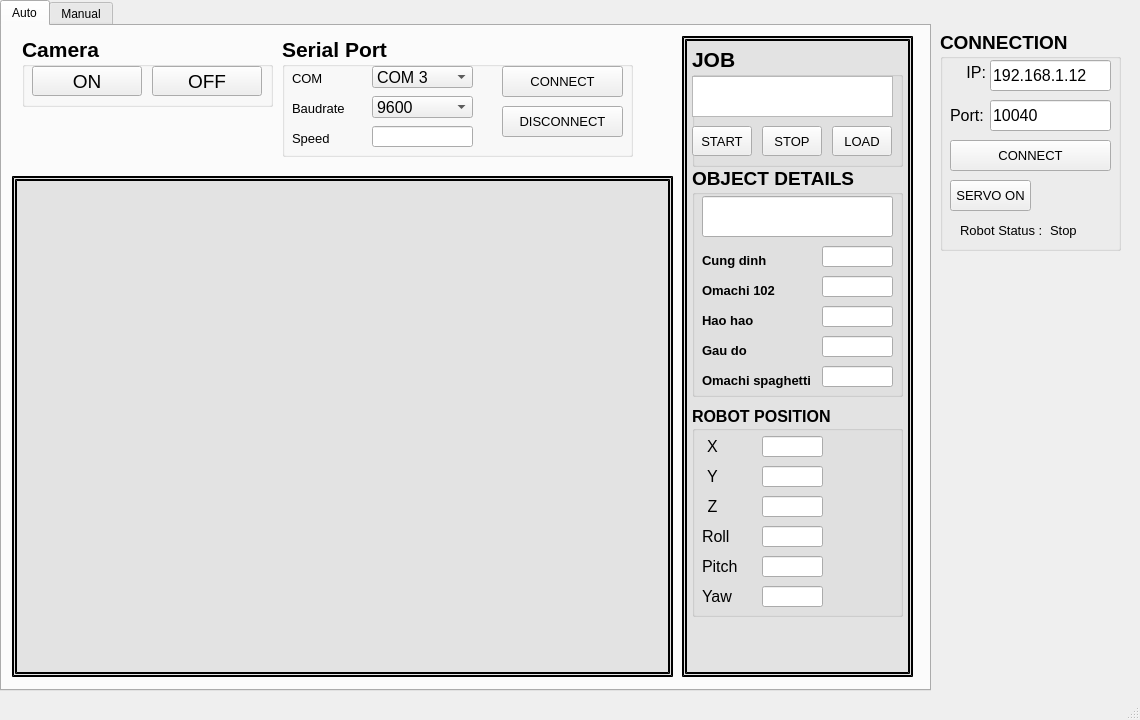
Before: the Qt Designer form mainwindow.ui in HuyAK2108/CodeThesis, drawn with Qt 5.
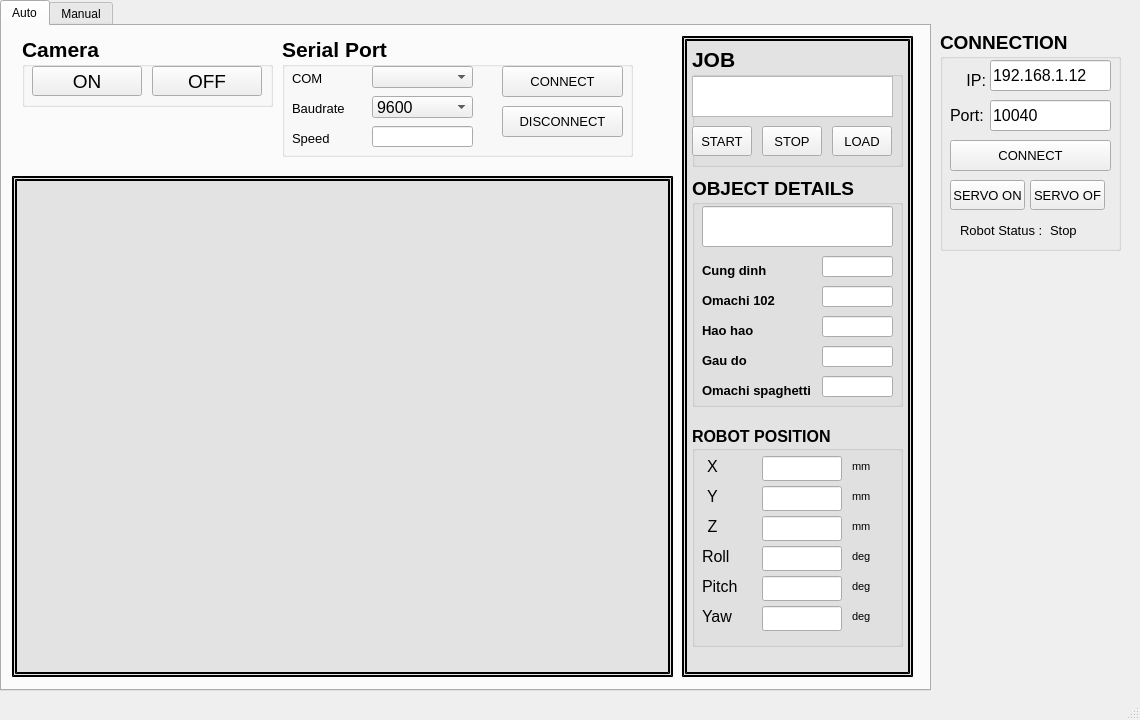
After: the same form once the commit is applied.

What changed in the file:
```diff
--- a/mainwindow.ui
+++ b/mainwindow.ui
@@ -125,21 +125,6 @@
          <bold>false</bold>
         </font>
        </property>
-       <item>
-        <property name="text">
-         <string>COM 3</string>
-        </property>
-       </item>
-       <item>
-        <property name="text">
-         <string>COM 4</string>
-        </property>
-       </item>
-       <item>
-        <property name="text">
-         <string>COM 5</string>
-        </property>
-       </item>
       </widget>
       <widget class="QComboBox" name="Baudrate">
        <property name="geometry">
@@ -239,9 +224,9 @@
       <property name="geometry">
        <rect>
         <x>690</x>
-        <y>380</y>
+        <y>400</y>
         <width>211</width>
-        <height>211</height>
+        <height>221</height>
        </rect>
       </property>
       <property name="font">
@@ -282,20 +267,37 @@
         <rect>
          <x>70</x>
          <y>30</y>
-         <width>61</width>
-         <height>21</height>
+         <width>80</width>
+         <height>25</height>
         </rect>
        </property>
+       <property name="font">
+        <font>
+         <pointsize>10</pointsize>
+         <weight>50</weight>
+         <bold>false</bold>
+        </font>
+       </property>
+       <property name="text">
+        <string/>
+       </property>
       </widget>
       <widget class="QLineEdit" name="txt_Y">
        <property name="geometry">
         <rect>
          <x>70</x>
          <y>60</y>
-         <width>61</width>
-         <height>21</height>
+         <width>80</width>
+         <height>25</height>
         </rect>
        </property>
+       <property name="font">
+        <font>
+         <pointsize>10</pointsize>
+         <weight>50</weight>
+         <bold>false</bold>
+        </font>
+       </property>
       </widget>
       <widget class="QLabel" name="label_Y">
        <property name="geometry">
@@ -348,20 +350,34 @@
         <rect>
          <x>70</x>
          <y>90</y>
-         <width>61</width>
-         <height>21</height>
+         <width>80</width>
+         <height>25</height>
         </rect>
        </property>
+       <property name="font">
+        <font>
+         <pointsize>10</pointsize>
+         <weight>50</weight>
+         <bold>false</bold>
+        </font>
+       </property>
       </widget>
       <widget class="QLineEdit" name="txt_Roll">
        <property name="geometry">
         <rect>
          <x>70</x>
          <y>120</y>
-         <width>61</width>
-         <height>21</height>
+         <width>80</width>
+         <height>25</height>
         </rect>
        </property>
+       <property name="font">
+        <font>
+         <pointsize>10</pointsize>
+         <weight>50</weight>
+         <bold>false</bold>
+        </font>
+       </property>
       </widget>
       <widget class="QLabel" name="label_Z">
        <property name="geometry">
@@ -391,20 +407,34 @@
         <rect>
          <x>70</x>
          <y>180</y>
-         <width>61</width>
-         <height>21</height>
+         <width>80</width>
+         <height>25</height>
         </rect>
        </property>
+       <property name="font">
+        <font>
+         <pointsize>10</pointsize>
+         <weight>50</weight>
+         <bold>false</bold>
+        </font>
+       </property>
       </widget>
       <widget class="QLineEdit" name="txt_Pitch">
        <property name="geometry">
         <rect>
          <x>70</x>
          <y>150</y>
-         <width>61</width>
-         <height>21</height>
+         <width>80</width>
+         <height>25</height>
         </rect>
        </property>
+       <property name="font">
+        <font>
+         <pointsize>10</pointsize>
+         <weight>50</weight>
+         <bold>false</bold>
+        </font>
+       </property>
       </widget>
       <widget class="QLabel" name="label_Pitch">
        <property name="geometry">
@@ -452,6 +482,126 @@
         <set>Qt::AlignLeading|Qt::AlignLeft|Qt::AlignVCenter</set>
        </property>
       </widget>
+      <widget class="QLabel" name="label_120">
+       <property name="geometry">
+        <rect>
+         <x>160</x>
+         <y>30</y>
+         <width>26</width>
+         <height>20</height>
+        </rect>
+       </property>
+       <property name="font">
+        <font>
+         <pointsize>8</pointsize>
+         <weight>50</weight>
+         <bold>false</bold>
+        </font>
+       </property>
+       <property name="text">
+        <string>mm</string>
+       </property>
+      </widget>
+      <widget class="QLabel" name="label_124">
+       <property name="geometry">
+        <rect>
+         <x>160</x>
+         <y>60</y>
+         <width>26</width>
+         <height>20</height>
+        </rect>
+       </property>
+       <property name="font">
+        <font>
+         <pointsize>8</pointsize>
+         <weight>50</weight>
+         <bold>false</bold>
+        </font>
+       </property>
+       <property name="text">
+        <string>mm</string>
+       </property>
+      </widget>
+      <widget class="QLabel" name="label_125">
+       <property name="geometry">
+        <rect>
+         <x>160</x>
+         <y>90</y>
+         <width>26</width>
+         <height>20</height>
+        </rect>
+       </property>
+       <property name="font">
+        <font>
+         <pointsize>8</pointsize>
+         <weight>50</weight>
+         <bold>false</bold>
+        </font>
+       </property>
+       <property name="text">
+        <string>mm</string>
+       </property>
+      </widget>
+      <widget class="QLabel" name="label_126">
+       <property name="geometry">
+        <rect>
+         <x>160</x>
+         <y>120</y>
+         <width>26</width>
+         <height>20</height>
+        </rect>
+       </property>
+       <property name="font">
+        <font>
+         <pointsize>8</pointsize>
+         <weight>50</weight>
+         <bold>false</bold>
+        </font>
+       </property>
+       <property name="text">
+        <string>deg</string>
+       </property>
+      </widget>
+      <widget class="QLabel" name="label_127">
+       <property name="geometry">
+        <rect>
+         <x>160</x>
+         <y>150</y>
+         <width>26</width>
+         <height>20</height>
+        </rect>
+       </property>
+       <property name="font">
+        <font>
+         <pointsize>8</pointsize>
+         <weight>50</weight>
+         <bold>false</bold>
+        </font>
+       </property>
+       <property name="text">
+        <string>deg</string>
+       </property>
+      </widget>
+      <widget class="QLabel" name="label_128">
+       <property name="geometry">
+        <rect>
+         <x>160</x>
+         <y>180</y>
+         <width>26</width>
+         <height>20</height>
+        </rect>
+       </property>
+       <property name="font">
+        <font>
+         <pointsize>8</pointsize>
+         <weight>50</weight>
+         <bold>false</bold>
+        </font>
+       </property>
+       <property name="text">
+        <string>deg</string>
+       </property>
+      </widget>
      </widget>
      <widget class="QGroupBox" name="groupBox_3">
       <property name="geometry">
@@ -517,7 +667,7 @@
       <property name="geometry">
        <rect>
         <x>690</x>
-        <y>140</y>
+        <y>150</y>
         <width>211</width>
         <height>231</height>
        </rect>
@@ -743,7 +893,7 @@
       <property name="geometry">
        <rect>
         <x>20</x>
-        <y>90</y>
+        <y>160</y>
         <width>640</width>
         <height>480</height>
        </rect>
@@ -2574,10 +2724,10 @@
     <widget class="QLabel" name="IP">
      <property name="geometry">
       <rect>
-       <x>10</x>
-       <y>30</y>
-       <width>36</width>
-       <height>24</height>
+       <x>25</x>
+       <y>40</y>
+       <width>21</width>
+       <height>20</height>
       </rect>
      </property>
      <property name="font">
@@ -2685,8 +2835,8 @@
       <rect>
        <x>10</x>
        <y>150</y>
-       <width>81</width>
-       <height>31</height>
+       <width>75</width>
+       <height>30</height>
       </rect>
      </property>
      <property name="font">
@@ -2743,6 +2893,29 @@
       <string>Stop</string>
      </property>
     </widget>
+    <widget class="QPushButton" name="btn_servoOFF">
+     <property name="geometry">
+      <rect>
+       <x>90</x>
+       <y>150</y>
+       <width>75</width>
+       <height>30</height>
+      </rect>
+     </property>
+     <property name="font">
+      <font>
+       <pointsize>10</pointsize>
+       <weight>50</weight>
+       <bold>false</bold>
+      </font>
+     </property>
+     <property name="autoFillBackground">
+      <bool>false</bool>
+     </property>
+     <property name="text">
+      <string>SERVO OF</string>
+     </property>
+    </widget>
    </widget>
   </widget>
   <widget class="QStatusBar" name="statusbar"/>
```
